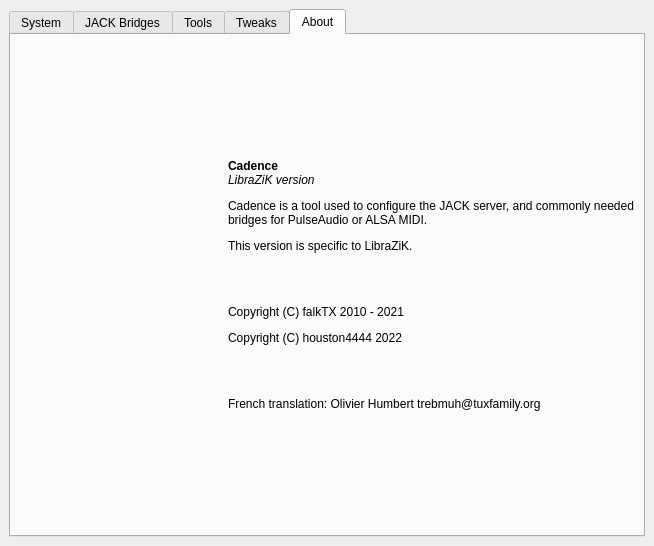
First picture: the form in resources/ui/cadence.ui, repository LADI/Cadence, before the edit.
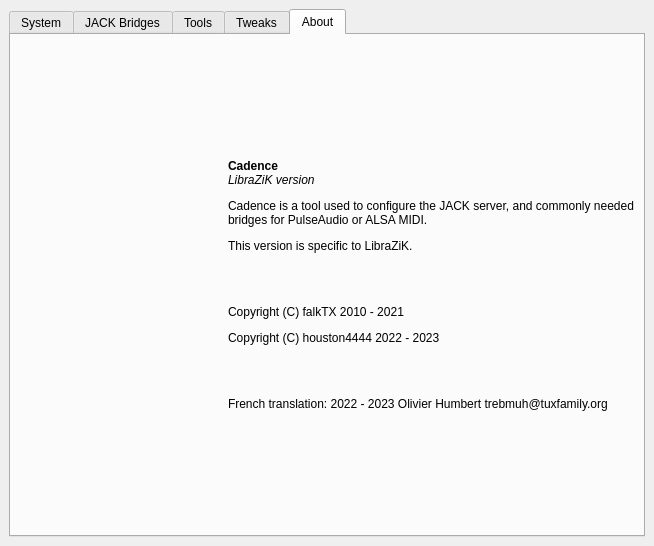
Second picture: the form after the edit. The open tabs and pages were chosen to show the change. Icons and pictures are not drawn. Custom widgets are drawn as their Qt base class.

Commit message: copyright years update

```diff
--- a/resources/ui/cadence.ui
+++ b/resources/ui/cadence.ui
@@ -2704,7 +2704,7 @@
           <item>
            <widget class="QLabel" name="label_5">
             <property name="text">
-             <string>&lt;html&gt;&lt;head/&gt;&lt;body&gt;&lt;p&gt;&lt;span style=&quot; font-weight:600;&quot;&gt;Cadence&lt;br/&gt;&lt;/span&gt;&lt;span style=&quot; font-style:italic;&quot;&gt;LibraZiK version&lt;/span&gt;&lt;/p&gt;&lt;p&gt;Cadence is a tool used to configure the JACK server, and commonly needed bridges for PulseAudio or ALSA MIDI.&lt;/p&gt;&lt;p&gt;This version is specific to LibraZiK.&lt;/p&gt;&lt;p&gt;&lt;br/&gt;&lt;/p&gt;&lt;p&gt;Copyright (C) falkTX 2010 - 2021&lt;/p&gt;&lt;p&gt;Copyright (C) houston4444 2022&lt;/p&gt;&lt;p&gt;&lt;br/&gt;&lt;/p&gt;&lt;p&gt;French translation: Olivier Humbert trebmuh@tuxfamily.org&lt;/p&gt;&lt;/body&gt;&lt;/html&gt;</string>
+             <string>&lt;html&gt;&lt;head/&gt;&lt;body&gt;&lt;p&gt;&lt;span style=&quot; font-weight:600;&quot;&gt;Cadence&lt;br/&gt;&lt;/span&gt;&lt;span style=&quot; font-style:italic;&quot;&gt;LibraZiK version&lt;/span&gt;&lt;/p&gt;&lt;p&gt;Cadence is a tool used to configure the JACK server, and commonly needed bridges for PulseAudio or ALSA MIDI.&lt;/p&gt;&lt;p&gt;This version is specific to LibraZiK.&lt;/p&gt;&lt;p&gt;&lt;br/&gt;&lt;/p&gt;&lt;p&gt;Copyright (C) falkTX 2010 - 2021&lt;/p&gt;&lt;p&gt;Copyright (C) houston4444 2022 - 2023&lt;/p&gt;&lt;p&gt;&lt;br/&gt;&lt;/p&gt;&lt;p&gt;French translation: 2022 - 2023 Olivier Humbert trebmuh@tuxfamily.org&lt;/p&gt;&lt;/body&gt;&lt;/html&gt;</string>
             </property>
             <property name="wordWrap">
              <bool>true</bool>
```
